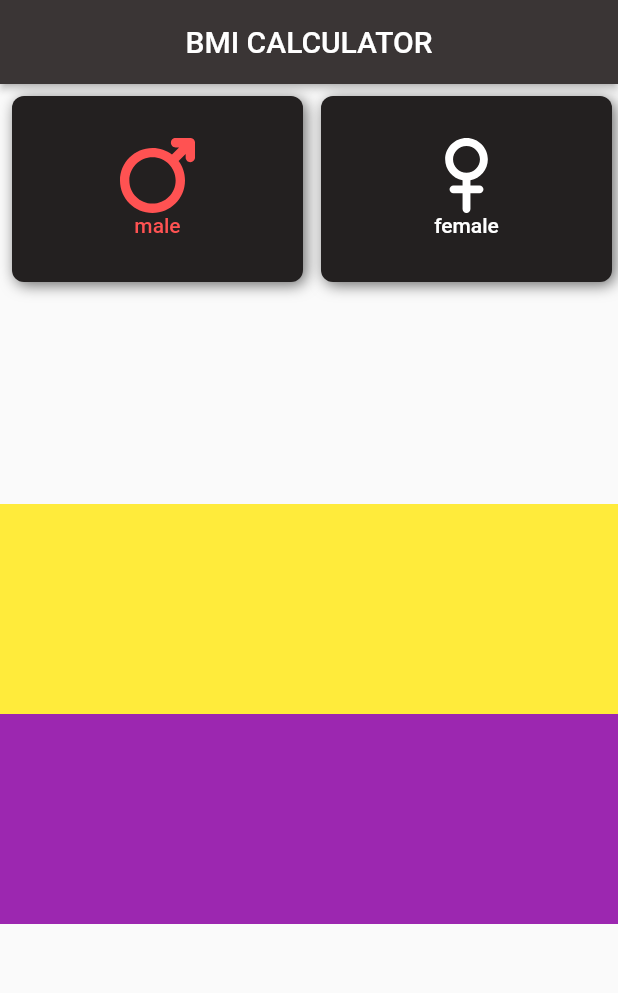
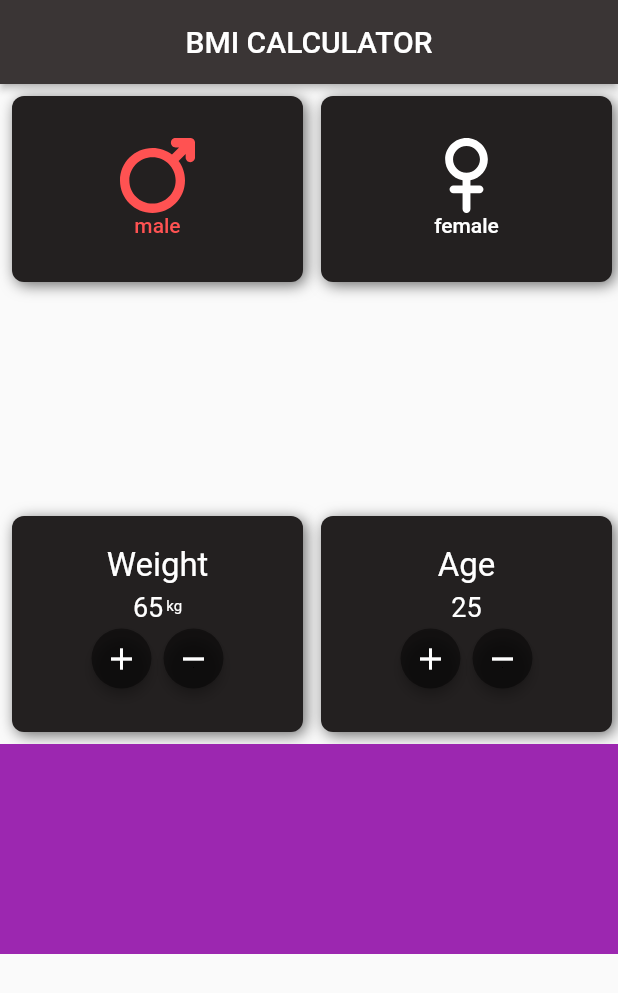
Before and after one commit to Parsa-jay/bmi_calculator, a Flutter app: the screen it shows after launch, on a phone screen of 412 x 824 dp. Shown: the top 993 px of the screen. Run offline on Flutter 3.47's test engine with Material 2 defaults, Android fonts, the phone set to English and light mode, and no system bars; our stand-ins replace flutter_svg.

Commit message:
Weight and age inputs are added

```diff
--- /dev/null
+++ b/lib/age_and_weight.dart
@@ -0,0 +1,168 @@
+import 'package:flutter/material.dart';
+
+class AgeAndWeight extends StatefulWidget {
+  const AgeAndWeight({super.key});
+
+  @override
+  State<AgeAndWeight> createState() => _AgeAndWeightState();
+}
+
+class _AgeAndWeightState extends State<AgeAndWeight> {
+  int usersWeight = 65;
+  int usersAge = 25;
+  //----------------------------------------
+  @override
+  Widget build(BuildContext context) {
+    return Row(
+      children: [
+        //weight:
+
+        Flexible(
+          fit: FlexFit.tight,
+          child: Container(
+            decoration: const BoxDecoration(
+                color: Color.fromRGBO(35, 32, 32, 1),
+                borderRadius: BorderRadius.all(Radius.circular(8.0)),
+                boxShadow: <BoxShadow>[
+                  BoxShadow(
+                    color: Color.fromRGBO(88, 88, 88, 0.9),
+                    offset: Offset(2, 2),
+                    blurRadius: 8,
+                  )
+                ]),
+            margin: const EdgeInsets.fromLTRB(8, 8, 4, 8),
+            padding: const EdgeInsets.all(20),
+            child: Column(children: [
+              const Text(
+                'Weight',
+                style: TextStyle(color: Colors.white, fontSize: 22),
+              ),
+              const SizedBox(
+                height: 4,
+              ),
+              Row(
+                mainAxisAlignment: MainAxisAlignment.center,
+                children: [
+                  Text(
+                    usersWeight.toString(),
+                    style: const TextStyle(color: Colors.white, fontSize: 18),
+                  ),
+                  const SizedBox(
+                    width: 2,
+                  ),
+                  const Text(
+                    'kg',
+                    style: TextStyle(color: Colors.white, fontSize: 10),
+                  ),
+                ],
+              ),
+              Row(
+                mainAxisAlignment: MainAxisAlignment.center,
+                children: [
+                  FloatingActionButton(
+                    onPressed: () {
+                      setState(() {
+                        usersWeight++;
+                      });
+                    },
+                    mini: true,
+                    backgroundColor: Colors.black45,
+                    elevation: 3,
+                    child: const Icon(
+                      Icons.add,
+                      color: Colors.white,
+                    ),
+                  ),
+                  FloatingActionButton(
+                    onPressed: () {
+                      setState(() {
+                        if (usersWeight > 1) {
+                          usersWeight--;
+                        }
+                      });
+                    },
+                    mini: true,
+                    backgroundColor: Colors.black45,
+                    elevation: 3,
+                    child: const Icon(
+                      Icons.remove,
+                      color: Colors.white,
+                    ),
+                  ),
+                ],
+              ),
+            ]),
+          ),
+        ),
+
+        //age:
+
+        Flexible(
+          fit: FlexFit.tight,
+          child: Container(
+            decoration: const BoxDecoration(
+                color: Color.fromRGBO(35, 32, 32, 1),
+                borderRadius: BorderRadius.all(Radius.circular(8.0)),
+                boxShadow: <BoxShadow>[
+                  BoxShadow(
+                    color: Color.fromRGBO(88, 88, 88, 0.9),
+                    offset: Offset(2, 2),
+                    blurRadius: 8,
+                  )
+                ]),
+            margin: const EdgeInsets.fromLTRB(8, 8, 4, 8),
+            padding: const EdgeInsets.all(20),
+            child: Column(children: [
+              const Text(
+                'Age',
+                style: TextStyle(color: Colors.white, fontSize: 22),
+              ),
+              const SizedBox(
+                height: 4,
+              ),
+              Text(
+                usersAge.toString(),
+                style: const TextStyle(color: Colors.white, fontSize: 18),
+              ),
+              Row(
+                mainAxisAlignment: MainAxisAlignment.center,
+                children: [
+                  FloatingActionButton(
+                    onPressed: () {
+                      setState(() {
+                        usersAge++;
+                      });
+                    },
+                    mini: true,
+                    backgroundColor: Colors.black45,
+                    elevation: 3,
+                    child: const Icon(
+                      Icons.add,
+                      color: Colors.white,
+                    ),
+                  ),
+                  FloatingActionButton(
+                    onPressed: () {
+                      setState(() {
+                        if (usersAge > 1) {
+                          usersAge--;
+                        }
+                      });
+                    },
+                    mini: true,
+                    backgroundColor: Colors.black45,
+                    elevation: 3,
+                    child: const Icon(
+                      Icons.remove,
+                      color: Colors.white,
+                    ),
+                  ),
+                ],
+              ),
+            ]),
+          ),
+        ),
+      ],
+    );
+  }
+}
--- a/lib/body.dart
+++ b/lib/body.dart
@@ -1,5 +1,6 @@
 import 'package:flutter/material.dart';
 import 'package:flutter_svg/flutter_svg.dart';
+import 'age_and_weight.dart';
 
 class Body extends StatefulWidget {
   const Body({super.key});
@@ -120,9 +121,8 @@ class _BodyState extends State<Body> {
 
         // third row
         Container(
-          height: 140,
-          color: Colors.yellow,
-          child: Row(),
+          height: 160,
+          child: const AgeAndWeight(),
         ),
 
         // forth row
```
